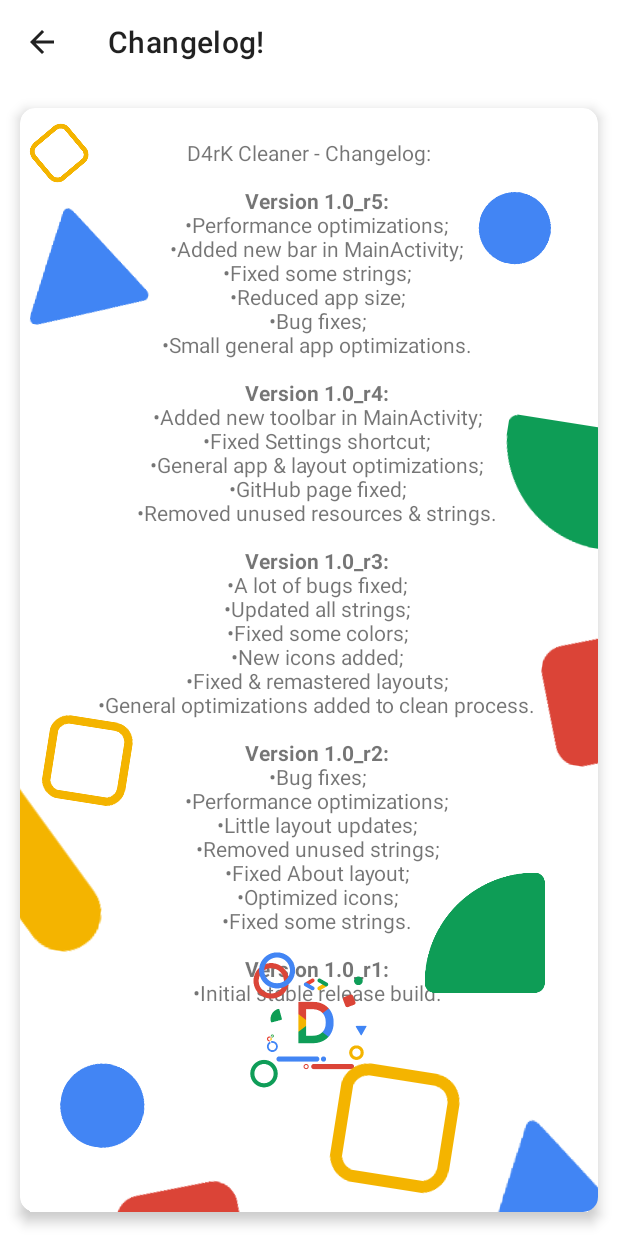
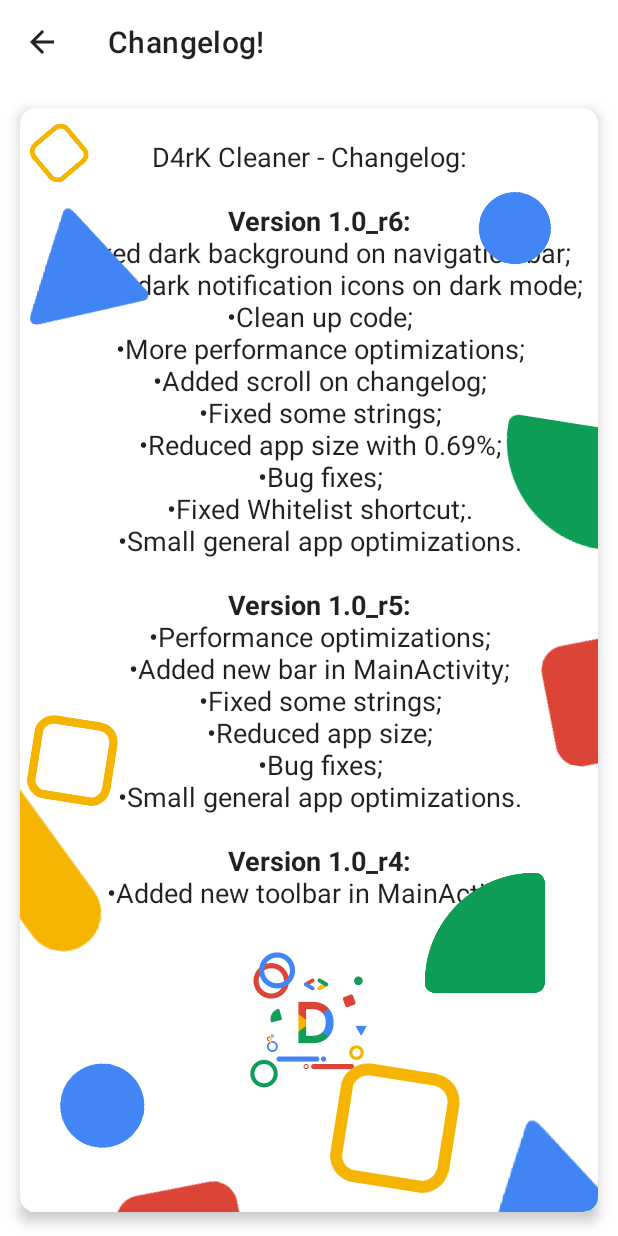
Before and after one commit to CodeHunterDev/com.d4rk.cleaner, an Android app: the ChangelogActivity screen opened directly, with no data from a screen before it, on a phone screen of 412 x 824 dp. Run offline under Robolectric (Android 15) with nearby library versions, the phone set to English and light mode, and no system bars.

Commit message:
Update 1.1_r6

```diff
--- a/app/src/main/java/com/d4rk/cleaner/FileScanner.java
+++ b/app/src/main/java/com/d4rk/cleaner/FileScanner.java
@@ -16,7 +16,7 @@ import java.util.Objects;
 import static com.d4rk.cleaner.WhitelistActivity.getWhiteList;
 @SuppressWarnings("StatementWithEmptyBody")
 public class FileScanner {
-    private File path;
+    private final File path;
     private Resources res;
     private MainActivity gui;
     private int filesRemoved = 0;
@@ -25,8 +25,8 @@ public class FileScanner {
     private boolean emptyDir = false;
     private boolean autoWhite = true;
     private boolean corpse = false;
-    private static ArrayList<String> filters = new ArrayList<>();
-    private static String[] protectedFileList = {
+    private static final ArrayList<String> filters = new ArrayList<>();
+    private static final String[] protectedFileList = {
             "backup", "copy", "copies", "important", "do_not_edit"};
     FileScanner(File path) {
         this.path = path;
--- a/app/src/main/java/com/d4rk/cleaner/PromptActivity.java
+++ b/app/src/main/java/com/d4rk/cleaner/PromptActivity.java
@@ -3,6 +3,8 @@ import android.content.Intent;
 import android.os.Build;
 import android.os.Bundle;
 import android.provider.Settings;
+import android.view.Window;
+import android.view.WindowManager;
 import android.widget.Button;
 import androidx.annotation.RequiresApi;
 import androidx.appcompat.app.AppCompatActivity;
@@ -12,8 +14,11 @@ public class PromptActivity extends AppCompatActivity {
     @Override
     protected void onCreate(Bundle savedInstanceState) {
         super.onCreate(savedInstanceState);
+        requestWindowFeature(Window.FEATURE_NO_TITLE);
         setContentView(R.layout.activity_prompt);
         Button button = findViewById(R.id.button1);
+        Window w = getWindow();
+        w.setFlags(WindowManager.LayoutParams.FLAG_LAYOUT_NO_LIMITS, WindowManager.LayoutParams.FLAG_LAYOUT_NO_LIMITS);
         button.setOnClickListener(view -> {
             startActivityForResult(new Intent(Settings.ACTION_APP_SEARCH_SETTINGS), 0);
             System.exit(0);
--- a/app/src/main/res/layout/activity_changelog.xml
+++ b/app/src/main/res/layout/activity_changelog.xml
@@ -12,12 +12,19 @@
     android:id="@+id/layout"
     android:layout_width="match_parent"
     android:layout_height="match_parent">
-    <TextView
+
+    <androidx.appcompat.widget.AppCompatEditText
         android:layout_width="match_parent"
-        android:layout_height="wrap_content"
+        android:layout_height="512dp"
         android:layout_marginTop="20dp"
+        android:background="@color/colorPrimary"
+        android:editable="false"
+        android:focusable="false"
+        android:gravity="center_horizontal"
+        android:selectAllOnFocus="false"
         android:text="@string/changelog"
-        android:gravity="center_horizontal"/>
+        android:textIsSelectable="false"
+        tools:ignore="Deprecated" />
 
     <ImageView
         android:layout_width="100dp"
@@ -41,7 +48,7 @@
         android:layout_gravity="top"
         android:rotation="@android:integer/status_bar_notification_info_maxnum"
         android:src="@drawable/ic_square_outline"
-        android:layout_marginStart="10dp"
+        android:layout_marginStart="0dp"
         android:layout_marginTop="400dp"
         tools:ignore="ContentDescription"/>
     <ImageView
--- a/app/src/main/res/layout/activity_main.xml
+++ b/app/src/main/res/layout/activity_main.xml
@@ -123,7 +123,6 @@
         app:layout_constraintStart_toStartOf="parent"
         app:layout_constraintTop_toTopOf="parent"
         app:layout_constraintVertical_bias="0.36"/>
-
     <ImageView
         android:id="@+id/imageView"
         android:layout_width="match_parent"
@@ -132,5 +131,4 @@
         android:layout_marginStart="25dp"
         fancy:srcCompat="@drawable/ic_line"
         tools:ignore="ContentDescription,MissingConstraints" />
-
 </androidx.constraintlayout.widget.ConstraintLayout>
--- a/app/src/main/res/layout/activity_prompt.xml
+++ b/app/src/main/res/layout/activity_prompt.xml
@@ -1,10 +1,11 @@
 <?xml version="1.0" encoding="utf-8"?>
-<com.google.android.material.card.MaterialCardView xmlns:android="http://schemas.android.com/apk/res/android"
+<com.google.android.material.card.MaterialCardView
+    xmlns:android="http://schemas.android.com/apk/res/android"
     xmlns:app="http://schemas.android.com/apk/res-auto"
     xmlns:tools="http://schemas.android.com/tools"
     android:layout_width="match_parent"
     android:layout_height="match_parent"
-    app:layout_behavior="@string/appbar_scrolling_view_behavior"
+    android:fitsSystemWindows="true"
     tools:context="com.d4rk.cleaner.PromptActivity">
     <ImageView
         android:layout_width="100dp"
--- /dev/null
+++ b/app/src/main/res/values-night/themes.xml
@@ -0,0 +1,108 @@
+<resources xmlns:tools="http://schemas.android.com/tools">
+
+    <style name="AppTheme" parent="Theme.MaterialComponents.DayNight">
+        <item name="colorPrimary">@color/colorPrimary</item>
+        <item name="colorPrimaryDark">@color/colorPrimaryDark</item>
+        <item name="colorAccent">@color/colorAccent</item>
+        <item name="android:windowDrawsSystemBarBackgrounds" tools:targetApi="lollipop">true</item>
+        <item name="android:windowLightStatusBar" tools:targetApi="23">false</item>
+        <item name="android:navigationBarColor" tools:targetApi="lollipop">
+            @color/colorDarkMode
+        </item>
+    </style>
+
+    <style name="AppThemeNoActionBar" parent="Theme.MaterialComponents.DayNight.NoActionBar">
+        <item name="colorPrimary">@color/colorPrimary</item>
+        <item name="colorPrimaryDark">@color/colorPrimaryDark</item>
+        <item name="colorAccent">@color/colorAccent</item>
+        <item name="android:windowDrawsSystemBarBackgrounds" tools:targetApi="lollipop">true</item>
+        <item name="android:windowLightStatusBar" tools:targetApi="23">false</item>
+        <item name="android:navigationBarColor" tools:targetApi="lollipop">
+            @color/colorDarkMode
+        </item>
+    </style>
+
+    <style name="SettingsTheme" parent="Theme.MaterialComponents.DayNight">
+        <item name="colorPrimary">@color/colorPrimary</item>
+        <item name="colorPrimaryDark">@color/colorPrimaryDark</item>
+        <item name="colorAccent">@color/colorAccent</item>
+        <item name="android:windowLightStatusBar" tools:targetApi="23">false</item>
+        <item name="android:statusBarColor" tools:targetApi="lollipop">@android:color/transparent
+        </item>
+        <item name="android:navigationBarDividerColor" tools:targetApi="o_mr1">
+            @android:color/transparent
+        </item>
+        <item name="android:navigationBarColor" tools:targetApi="lollipop">
+            @color/colorDarkMode
+        </item>
+    </style>
+
+    <style name="CustomIssueReportTheme" parent="Theme.IssueReporter">
+        <item name="colorPrimary">@color/colorPrimary</item>
+        <item name="colorPrimaryDark">@color/colorPrimaryDark</item>
+        <item name="colorAccent">@color/colorAccent</item>
+        <item name="android:statusBarColor" tools:targetApi="lollipop">@android:color/transparent
+        </item>
+        <item name="android:navigationBarDividerColor" tools:targetApi="o_mr1">
+            @android:color/transparent
+        </item>
+        <item name="android:navigationBarColor" tools:targetApi="lollipop">
+            @color/colorDarkMode
+        </item>
+    </style>
+
+    <style name="MyAlertDialogTheme" parent="Theme.AppCompat.DayNight.Dialog.Alert">
+        <item name="alertDialogTheme">@style/Theme.AppCompat.DayNight.Dialog.Alert</item>
+        <item name="android:textColor">@color/colorAccent</item>
+        <item name="colorPrimary">@color/colorAccent</item>
+        <item name="colorPrimaryDark">@color/colorAccent</item>
+        <item name="dialogCornerRadius">8dp</item>
+        <item name="buttonBarNegativeButtonStyle">@style/Widget.MyApp.NegativeButton</item>
+        <item name="buttonBarPositiveButtonStyle">@style/Widget.MyApp.PositiveButton</item>
+        <item name="android:windowLightStatusBar" tools:targetApi="23">true</item>
+        <item name="android:statusBarColor" tools:targetApi="lollipop">@android:color/transparent
+        </item>
+        <item name="android:navigationBarDividerColor" tools:targetApi="o_mr1">
+            @android:color/transparent
+        </item>
+        <item name="android:navigationBarColor" tools:targetApi="lollipop">
+            @color/colorDarkMode
+        </item>
+    </style>
+
+    <style name="Widget.MyApp.NegativeButton" parent="Widget.MaterialComponents.Button.TextButton.Dialog">
+        <item name="materialThemeOverlay">@style/ThemeOverlay.MyApp.NegativeButton</item>
+    </style>
+
+    <style name="Widget.MyApp.PositiveButton" parent="Widget.MaterialComponents.Button.TextButton.Dialog">
+        <item name="materialThemeOverlay">@style/ThemeOverlay.MyApp.PositiveButton</item>
+    </style>
+
+    <style name="ThemeOverlay.MyApp.NegativeButton" parent="">
+        <item name="colorPrimary">@color/colorAccent</item>
+    </style>
+
+    <style name="ThemeOverlay.MyApp.PositiveButton" parent="">
+        <item name="colorPrimary">@color/colorAndroidGreen</item>
+    </style>
+
+    <style name="Theme.AppCompat.Dialog.MinWidth" parent="Theme.AppCompat.DayNight.Dialog.MinWidth" />
+
+    <style name="AppTheme.NoActionBar">
+        <item name="windowActionBar">false</item>
+        <item name="windowNoTitle">true</item>
+    </style>
+
+    <style name="AppTheme.AppBarOverlay" parent="ThemeOverlay.AppCompat.DayNight" />
+
+    <style name="AppTheme.PopupOverlay" parent="ThemeOverlay.AppCompat.DayNight" />
+
+    <style name="Widget.AppTheme.ActionBar.Fullscreen" parent="Widget.AppCompat.ActionBar">
+        <item name="android:background">@color/black_overlay</item>
+    </style>
+
+    <style name="Widget.AppTheme.ButtonBar.Fullscreen" parent="">
+        <item name="android:background">@color/black_overlay</item>
+        <item name="android:buttonBarStyle">?android:attr/buttonBarStyle</item>
+    </style>
+</resources>
--- /dev/null
+++ b/app/src/main/res/values/attrs.xml
@@ -0,0 +1,6 @@
+<resources>
+    <declare-styleable name="FullscreenAttrs">
+        <attr name="fullscreenBackgroundColor" format="color" />
+        <attr name="fullscreenTextColor" format="color" />
+    </declare-styleable>
+</resources>
--- a/app/src/main/res/values/colors.xml
+++ b/app/src/main/res/values/colors.xml
@@ -2,12 +2,11 @@
 <resources>
     <color name="colorPrimary">@android:color/transparent</color>
     <color name="colorPrimaryDark">@color/colorPrimary</color>
+    <color name="colorDarkMode">#121212</color>
     <color name="colorWhiteShortcuts">#F5F5F5</color>
-    <color name="colorWhite">#FFFFFF</color>
-    <color name="colorBlack">#000000</color>
-    <color name="colorGoogleRed">#DB4437</color>
     <color name="colorGoogleYellow">#F4B400</color>
     <color name="colorGoogleGreen">#0F9D58</color>
     <color name="colorAndroidGreen">#3DDC84</color>
     <color name="colorAccent">#4285F4</color>
+    <color name="black_overlay">#66000000</color>
 </resources>
--- a/app/src/main/res/values/strings.xml
+++ b/app/src/main/res/values/strings.xml
@@ -67,6 +67,30 @@
 
     <!-- Changelog activity strings. -->
     <string name="changelog">D4rK Cleaner - Changelog:\n
+   <br> </br>
+\n
+	<br> </br>
+		<b>Version 1.0_r6:\n</b>
+  <br> </br>
+			•Fixed dark background on navigation bar;\n
+  <br> </br>
+			•Fixed dark notification icons on dark mode;\n
+  <br> </br>
+			•Clean up code;\n
+    <br> </br>
+			•More performance optimizations;\n
+    <br> </br>
+			•Added scroll on changelog;\n
+    <br> </br>
+			•Fixed some strings;\n
+    <br> </br>
+			•Reduced app size with 0.69%;\n
+    <br> </br>
+			•Bug fixes;\n
+	<br> </br>
+			•Fixed Whitelist shortcut;.\n
+	<br> </br>
+			•Small general app optimizations.\n
     <br> </br>
 \n
 	<br> </br>
@@ -153,7 +177,7 @@
     <string name="about_github_link">GitHub link.</string>
     <string name="about_developer">Developer:</string>
     <string name="about_app_version">App version:</string>
-    <string name="about_app_version_code">1.0_r5</string>
+    <string name="about_app_version_code">1.0_r6</string>
     <string name="about_special_thanks">Special thanks:</string>
     <string name="about_supporters">UnderPenis69/UnderBenis96, Sonerie C8chilu\' dă Haur a.k.a Băiatu\' Pocnitoare (fostă petardă de elită pă vremea lu\' Ștefan cel Mare), Wiss Kill.</string>
     <string name="about_privacy_policy">Privacy policy.</string>
@@ -190,9 +214,12 @@
         <item>UnityAdsVideoCache</item>
         <item>albumthumbs?</item>
         <item>DCIM</item>
+        <item>blueWAplus</item>
+        <item>XiaoYing</item>
         <item>OSSLog</item>
         <item>LOST.DIR</item>
         <item>Discord</item>
+        <item>Media</item>
         <item>.Trash</item>
         <item>kinguserdown</item>
         <item>desktop.ini</item>
@@ -203,6 +230,7 @@
         <item>Bugreport</item>
         <item>bugreports</item>
         <item>Ringtones</item>
+        <item>Camera</item>
         <item>Notifications</item>
         <item>TWRP</item>
         <item>.Trash</item>
@@ -232,4 +260,7 @@
         <item>Temporary</item>
         <item>temporary</item>
     </string-array>
+    <string name="title_activity_easter_egg">FullscreenActivity</string>
+    <string name="dummy_button">Dummy Button</string>
+    <string name="dummy_content">DUMMY\nCONTENT</string>
 </resources>
```
Also changed, not shown: app/build.gradle (+7 -3 lines), app/src/main/AndroidManifest.xml (+43 -26 lines), app/src/main/java/com/d4rk/cleaner/MainActivity.java (+26 -46 lines), app/src/main/java/com/d4rk/cleaner/WhitelistActivity.java (+1 -18 lines), app/src/main/res/layout/custom_toolbar.xml (+2 -5 lines), app/src/main/res/values/styles.xml (+55 -14 lines), gradle/wrapper/gradle-wrapper.properties. Lines whose indentation alone changed are shown as unchanged.
